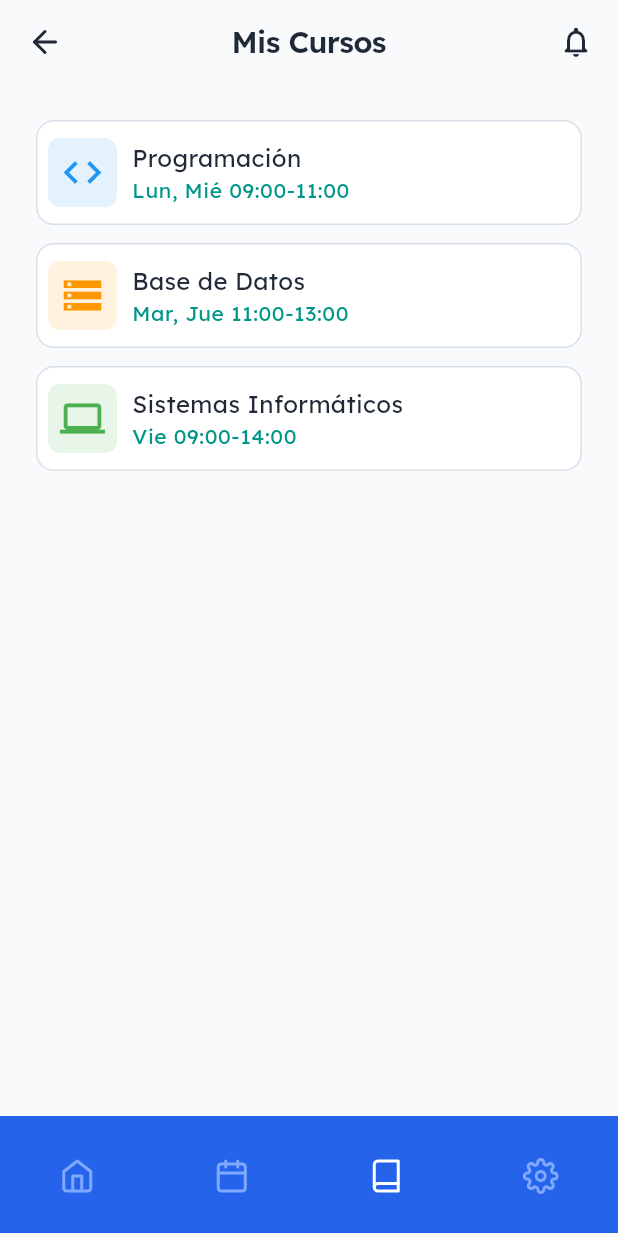
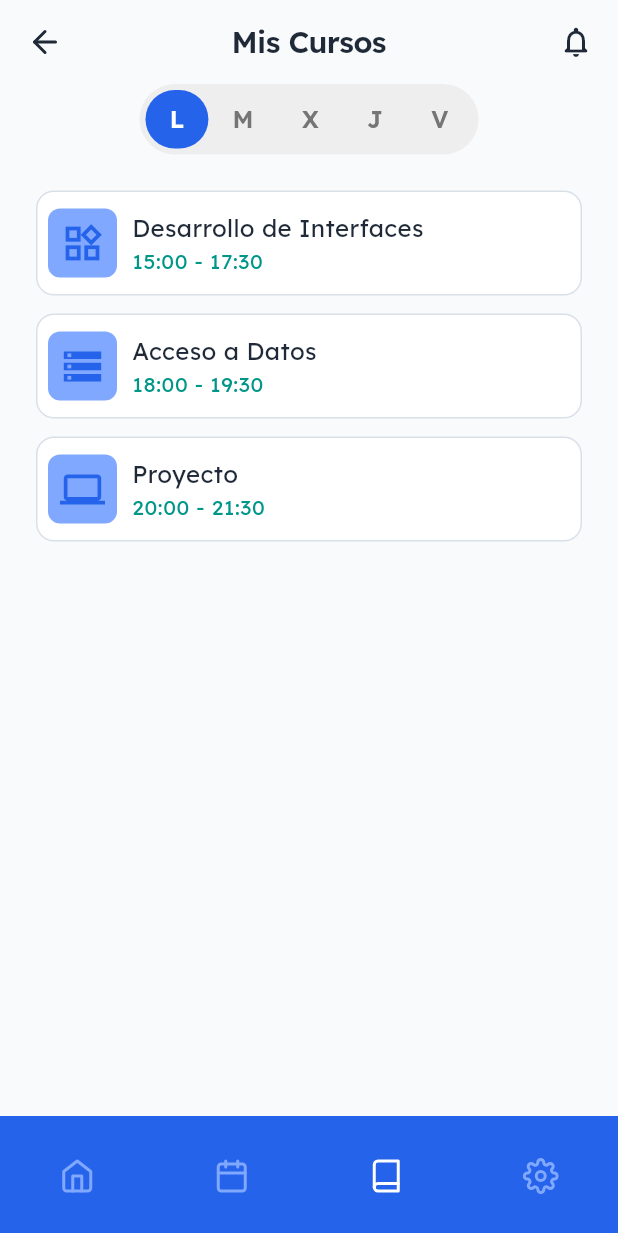
Before and after one commit to chriskwork/classlog, a Flutter app: the HomeScreen screen opened directly, item 3 of the bottom bar chosen, on a phone screen of 412 x 824 dp. Shown: the top 1233 px of the screen. Run offline on Flutter 3.47's test engine with Material 3 defaults, Android fonts, the phone set to English and light mode, and no system bars; our stand-ins replace flutter_feather_icons, google_fonts, table_calendar.

Commit message:
Added chip widget on course screen

```diff
--- a/lib/screens/my_courses_screen.dart
+++ b/lib/screens/my_courses_screen.dart
@@ -1,15 +1,70 @@
-import 'package:classlog/data/mock_course.dart';
 import 'package:classlog/screens/course_detail_sheet.dart';
 import 'package:classlog/theme/colors.dart';
 import 'package:classlog/theme/settings.dart';
 import 'package:classlog/widgets/course_card.dart';
 import 'package:flutter/material.dart';
 
-class MyCoursesScreen extends StatelessWidget {
+class MyCoursesScreen extends StatefulWidget {
   const MyCoursesScreen({super.key});
 
-  //
-  void _showCourseDetail(BuildContext context, Map<String, dynamic> course) {
+  @override
+  State<MyCoursesScreen> createState() => _MyCoursesScreenState();
+}
+
+class _MyCoursesScreenState extends State<MyCoursesScreen> {
+  int selectedDay = 0; // Dias..
+  final days = ["L", "M", "X", "J", "V"];
+
+  // Temporary dummy data
+  final List<Course> allCourses = [
+    Course(
+      name: 'Desarrollo de Interfaces',
+      time: '15:00 - 17:30',
+      aula: 'Aula 2',
+      days: [0, 2],
+      icon: Icons.widgets_outlined,
+      iconColor: mainColor,
+      iconBgColor: mainLightColor,
+      description:
+          'Lorem ipsum dolor sit amet, consectetur adipiscing elit. Ut in massa nec purus ultricies laoreet eu eu odio. Proin nibh velit, feugiat id nisi et, bibendum elementum felis. Etiam nunc nunc, malesuada nec molestie quis, posuere non metus.',
+      profesor: 'Profesor X',
+    ), // L, X
+    Course(
+      name: 'Acceso a Datos',
+      time: '18:00 - 19:30',
+      aula: 'Aula 2',
+      days: [0, 3],
+      icon: Icons.storage_outlined,
+      iconColor: mainColor,
+      iconBgColor: mainLightColor,
+      profesor: 'Maria Garcia',
+      description:
+          'Lorem ipsum dolor sit amet, consectetur adipiscing elit. Ut in massa nec purus ultricies laoreet eu eu odio. Proin nibh velit, feugiat id nisi et, bibendum elementum felis. Etiam nunc nunc, malesuada nec molestie quis, posuere non metus.',
+      asistencia: 0.93,
+    ),
+
+    Course(
+      name: 'Proyecto',
+      time: '20:00 - 21:30',
+      aula: 'Aula 2',
+      days: [0, 1, 4],
+      icon: Icons.computer_outlined,
+      iconColor: mainColor,
+      iconBgColor: mainLightColor,
+      profesor: 'Virginia Fernandez',
+      description:
+          'Lorem ipsum dolor sit amet, consectetur adipiscing elit. Ut in massa nec purus ultricies laoreet eu eu odio. Proin nibh velit, feugiat id nisi et, bibendum elementum felis. Etiam nunc nunc, malesuada nec molestie quis, posuere non metus.',
+    ),
+  ];
+
+  // Filtering selected day
+  List<Course> get filteredCourses {
+    return allCourses
+        .where((course) => course.days.contains(selectedDay))
+        .toList();
+  }
+
+  void _showCourseDetail(BuildContext context, Course course) {
     showModalBottomSheet(
       context: context,
       isScrollControlled: true,
@@ -27,12 +82,21 @@ class MyCoursesScreen extends StatelessWidget {
 
   @override
   Widget build(BuildContext context) {
-    return ListView.separated(
+    return Column(
+      children: [
+        DaySelector(
+          selectedIndex: selectedDay,
+          onChanged: (index) {
+            setState(() => selectedDay = index);
+          },
+        ),
+        Expanded(
+          child: ListView.separated(
               padding: const EdgeInsets.all(Gaps.lg),
-        itemCount: courses.length,
+              itemCount: filteredCourses.length,
               separatorBuilder: (_, __) => const SizedBox(height: 12),
               itemBuilder: (context, index) {
-          final course = courses[index];
+                final course = filteredCourses[index];
                 return DecoratedBox(
                   decoration: BoxDecoration(
                     color: Colors.white,
@@ -42,17 +106,95 @@ class MyCoursesScreen extends StatelessWidget {
                     borderRadius: BorderRadius.circular(12),
                   ),
                   child: Padding(
-              padding: const EdgeInsets.symmetric(vertical: 12, horizontal: 8),
+                    padding:
+                        const EdgeInsets.symmetric(vertical: 12, horizontal: 8),
                     child: CourseCard(
-                courseName: course['name'],
-                time: course['time'],
-                icon: course['icon'],
-                iconColor: course['iconColor'],
-                iconBgColor: course['iconBgColor'],
+                      courseName: course.name,
+                      time: course.time,
+                      icon: course.icon,
+                      iconColor: course.iconColor,
+                      iconBgColor: course.iconBgColor,
                       onTap: () => _showCourseDetail(context, course),
                     ),
                   ),
                 );
+              }),
+        ),
+      ],
+    );
+  }
+}
+
+class Course {
+  final String name;
+  final String time;
+  final String aula;
+  final List<int> days;
+  final IconData icon;
+  final Color iconColor;
+  final Color iconBgColor;
+  final String description;
+  final String profesor;
+  final double asistencia;
+
+  Course({
+    required this.name,
+    required this.time,
+    required this.aula,
+    required this.days,
+    required this.icon,
+    required this.iconColor,
+    required this.iconBgColor,
+    required this.description,
+    required this.profesor,
+    this.asistencia = 0.0,
   });
 }
+
+class DaySelector extends StatelessWidget {
+  final int selectedIndex;
+  final ValueChanged<int> onChanged;
+
+  const DaySelector({
+    super.key,
+    required this.selectedIndex,
+    required this.onChanged,
+  });
+
+  @override
+  Widget build(BuildContext context) {
+    final days = ['L', 'M', 'X', 'J', 'V'];
+
+    return Container(
+      margin: const EdgeInsets.symmetric(horizontal: 20),
+      padding: const EdgeInsets.all(4),
+      decoration: BoxDecoration(
+        color: Colors.grey.shade200,
+        borderRadius: BorderRadius.circular(25),
+      ),
+      child: Row(
+        mainAxisSize: MainAxisSize.min,
+        children: List.generate(days.length, (index) {
+          final isSelected = index == selectedIndex;
+          return GestureDetector(
+            onTap: () => onChanged(index),
+            child: Container(
+              padding: const EdgeInsets.symmetric(horizontal: 16, vertical: 8),
+              decoration: BoxDecoration(
+                color: isSelected ? mainColor : Colors.transparent,
+                borderRadius: BorderRadius.circular(20),
+              ),
+              child: Text(
+                days[index],
+                style: TextStyle(
+                  color: isSelected ? Colors.white : Colors.grey.shade600,
+                  fontWeight: FontWeight.w600,
+                ),
+              ),
+            ),
+          );
+        }),
+      ),
+    );
   }
+}
```
Also changed, not shown: lib/screens/course_detail_sheet.dart (+14 -18 lines), lib/screens/dashboard_screen.dart (+47 -6 lines). Lines whose indentation alone changed are shown as unchanged.
